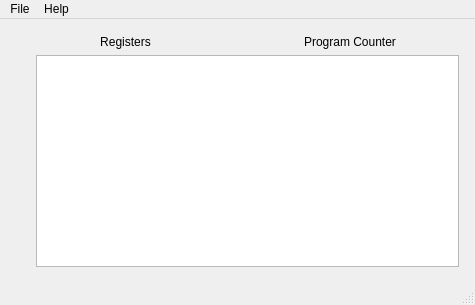
Above: src/mainwindow.ui from FizzyGalacticus/gbdynbintrans before the change. Below: the same form after it.
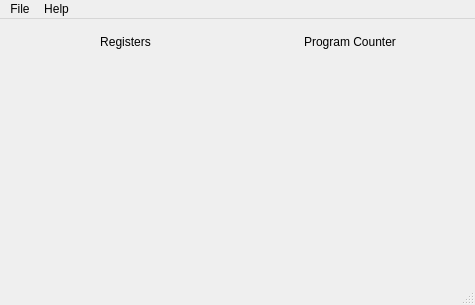
That is the form after the change.

Commit message: Got rid of slot for program counter and created a signal instead. This makes more sense.

```diff
--- a/src/mainwindow.ui
+++ b/src/mainwindow.ui
@@ -69,14 +69,7 @@
          </spacer>
         </item>
         <item row="0" column="2">
-         <widget class="QTextEdit" name="programCounterTextEdit">
-          <property name="readOnly">
-           <bool>true</bool>
-          </property>
-         </widget>
-        </item>
-        <item row="0" column="0">
-         <layout class="QVBoxLayout" name="registerLayout"/>
+         <layout class="QVBoxLayout" name="programCounterLayout"/>
         </item>
        </layout>
       </item>
```
Left out of the diff: 3 changed lines with no effect on the pictures. The commit also changes 4 other files.
